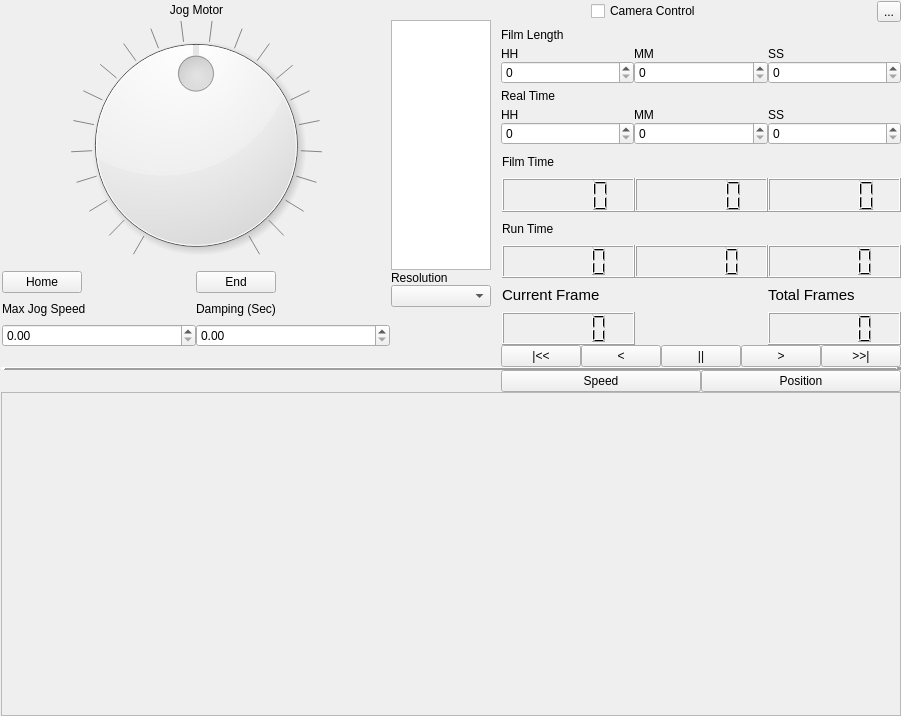
Above: Graffik/gui/film/filmwindow.ui from DynamicPerception/Graffik_Legacy before the change. Below: the same form after it.
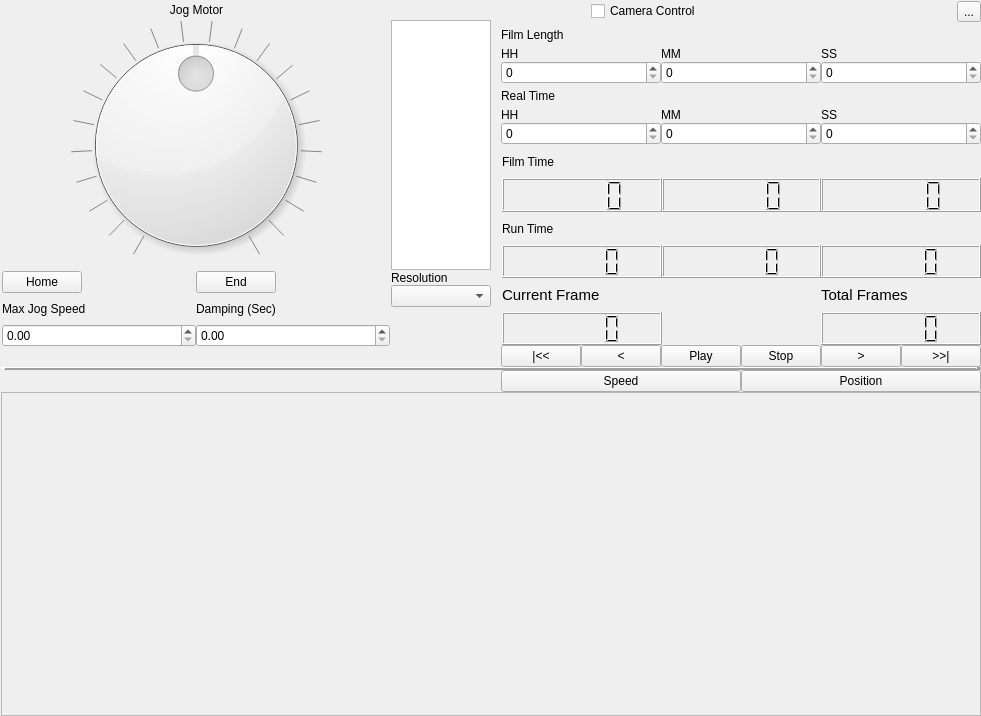
That is the form after the change.

Diff of the .ui file:
```diff
--- a/Graffik/gui/film/filmwindow.ui
+++ b/Graffik/gui/film/filmwindow.ui
@@ -608,12 +608,19 @@
          <item>
           <widget class="QPushButton" name="pushButton_11">
            <property name="text">
-            <string>||</string>
+            <string>Play</string>
            </property>
           </widget>
          </item>
          <item>
-          <widget class="QPushButton" name="pushButton_10">
+          <widget class="QPushButton" name="stopButton">
+           <property name="text">
+            <string>Stop</string>
+           </property>
+          </widget>
+         </item>
+         <item>
+          <widget class="QPushButton" name="frameFwdButton">
            <property name="text">
             <string>&gt;</string>
            </property>
```
Left out of the diff: 8 changed lines with no effect on the pictures.
